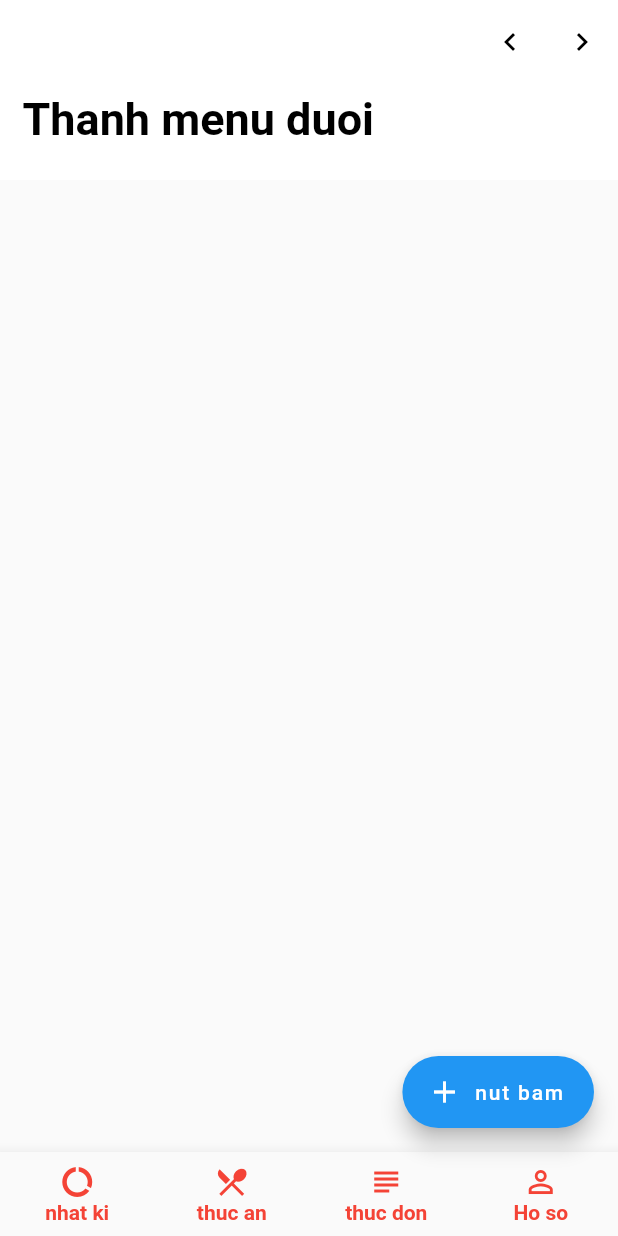
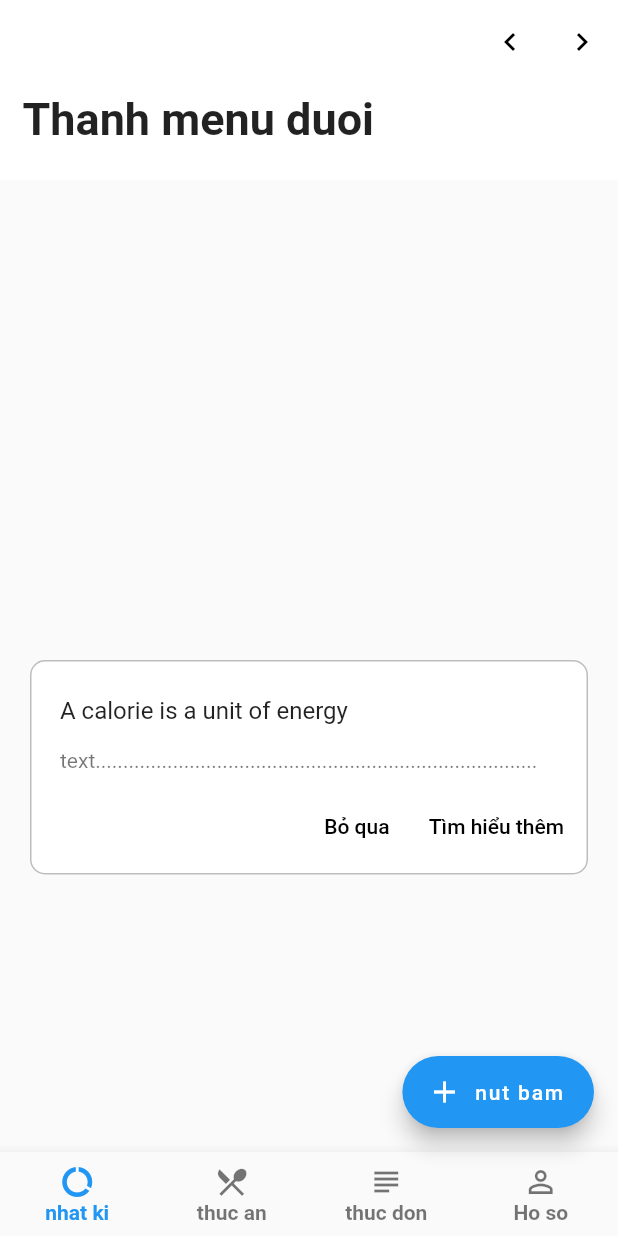
Before and after one commit to tunglq17080/code-123, a Flutter app: the screen it shows after launch, on a phone screen of 412 x 824 dp. Run offline on Flutter 3.47's test engine with Material 2 defaults, Android fonts, the phone set to English and light mode, and no system bars; Roboto replaces fonts that are missing (OpenSans).

Commit message:
fix font and main

```diff
--- a/doanfinal/calories/lib/main.dart
+++ b/doanfinal/calories/lib/main.dart
@@ -9,8 +9,19 @@ class MyApp extends StatelessWidget {
     return MaterialApp(
       title: 'doan demo',
       theme: ThemeData(
-        primarySwatch: Colors.blue,
-      ),
+          primarySwatch: Colors.blue,
+          appBarTheme: AppBarTheme(
+            brightness: Brightness.light,
+            color: Colors.white,
+            iconTheme: IconThemeData(
+              color: Colors.black,
+            ),
+          ),
+          textTheme: TextTheme(
+              title: TextStyle(
+            fontWeight: FontWeight.bold,
+            fontFamily: "OpenSans",
+          ))),
       home: MyHomePage(title: 'Thanh menu duoi'),
     );
   }
@@ -93,33 +104,70 @@ class _MyHomePageState extends State<MyHomePage> with WidgetsBindingObserver {
                 child: Text(
                   widget.title,
                   style: TextStyle(
-                      color: Colors.black,
                       fontSize: 20,
                       fontFamily: "OpenSans",
                       fontWeight: FontWeight.bold),
                 ),
               ),
             ),
-            backgroundColor: Colors.white,
-            elevation: 0,
-            brightness: Brightness.light,
             actions: <Widget>[
               IconButton(
-                color: Colors.black,
                 icon: Icon(Icons.keyboard_arrow_left),
                 onPressed: () => _incrementCounter(),
               ),
               IconButton(
-                color: Colors.black,
                 icon: Icon(Icons.keyboard_arrow_right),
                 onPressed: () => _incrementCounter(),
               )
             ],
           ),
           SliverToBoxAdapter(
-              child: Container(
-            height: 300,
-            padding: EdgeInsets.all(20),
+              child: Column(
+            children: <Widget>[
+              Container(
+                height: 300,
+                padding: EdgeInsets.all(20),
+              ),
+              Card(
+                elevation: 0,
+                borderOnForeground: true,
+                shape: RoundedRectangleBorder(
+                  borderRadius: new BorderRadius.circular(10),
+                  side: BorderSide(color: Colors.grey[400]),
+                ),
+                margin: EdgeInsets.all(20),
+                child: Column(
+                  mainAxisSize: MainAxisSize.min,
+                  children: <Widget>[
+                    ListTile(
+                      contentPadding:
+                          EdgeInsets.only(left: 20, top: 20, right: 20),
+                      title: Text('A calorie is a unit of energy'),
+                      subtitle: Text(
+                          '\ntext................................................................................'),
+                    ),
+                    ButtonTheme.bar(
+                      // make buttons use the appropriate styles for cards
+                      child: ButtonBar(
+                        children: <Widget>[
+                          FlatButton(
+                            child: const Text('Bỏ qua'),
+                            onPressed: () {/* ... */},
+                          ),
+                          FlatButton(
+                            child: const Text('Tìm hiểu thêm'),
+                            onPressed: () {/* ... */},
+                          ),
+                        ],
+                      ),
+                    ),
+                  ],
+                ),
+              ),
+              Container(
+                height: 80,
+              ),
+            ],
           )),
         ],
       ),
@@ -130,15 +178,14 @@ class _MyHomePageState extends State<MyHomePage> with WidgetsBindingObserver {
         label: Text("nut bam"),
       ),
       bottomNavigationBar: BottomNavigationBar(
-        selectedItemColor: Colors.red,
-        unselectedItemColor: Colors.red,
         showUnselectedLabels: true,
         type: BottomNavigationBarType.fixed,
-        selectedLabelStyle:
-            TextStyle(fontWeight: FontWeight.bold, fontSize: 14),
+        selectedLabelStyle: TextStyle(
+          fontWeight: FontWeight.bold,
+          fontSize: 14,
+        ),
         unselectedLabelStyle: TextStyle(
           fontWeight: FontWeight.bold,
-          fontFamily: "Roboto",
           fontSize: 14,
         ),
         items: const <BottomNavigationBarItem>[
```
Also changed, not shown: doanfinal/calories/pubspec.yaml (+1 -6 lines).
